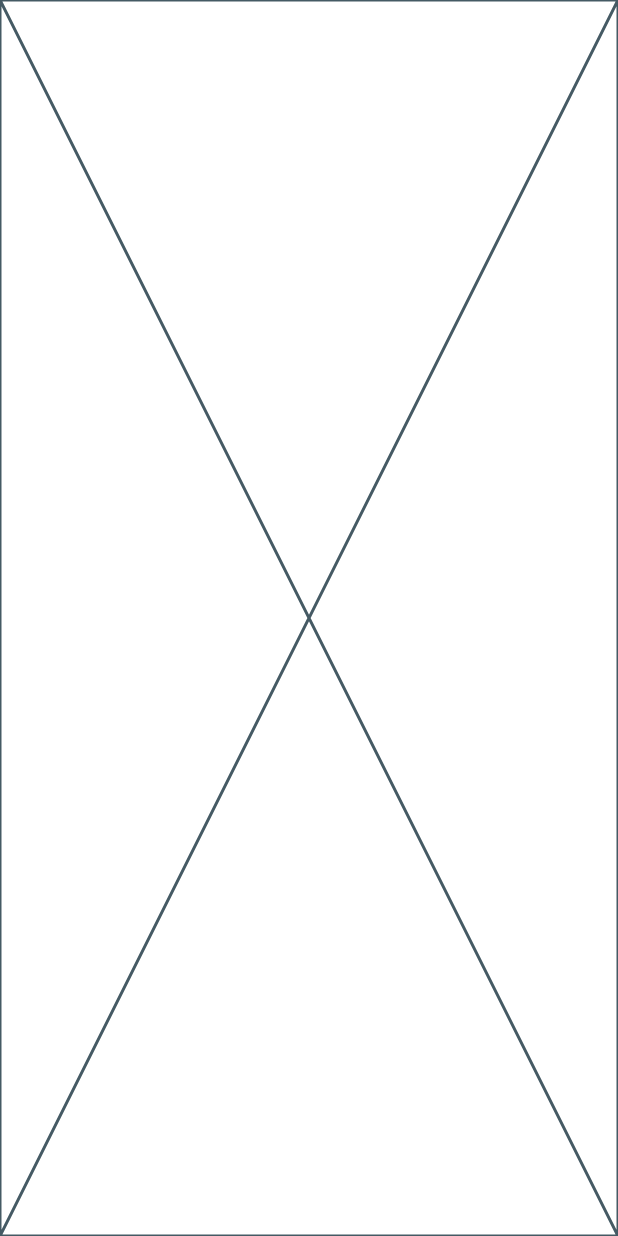
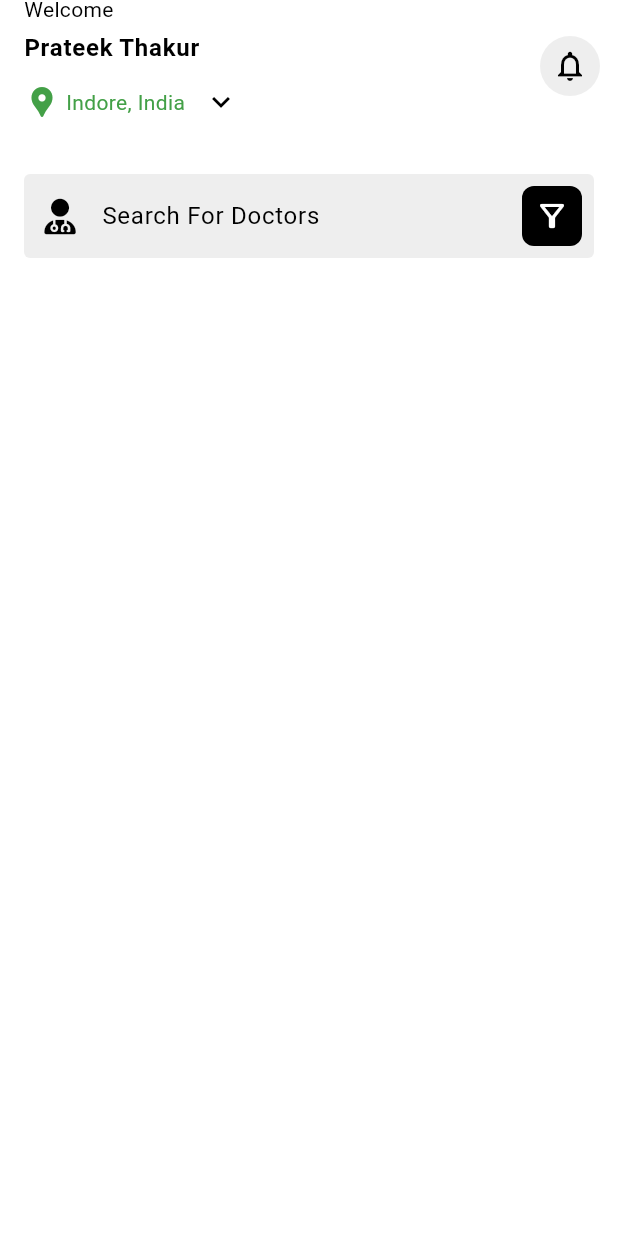
Before and after one commit to prateekthakur272/quic_doc, a Flutter app: the screen it shows after launch, on a phone screen of 412 x 824 dp. Run offline on Flutter 3.47's test engine with Material 3 defaults, Android fonts, the phone set to English and light mode, and no system bars; our stand-ins replace font_awesome_flutter; generated files the repository leaves out were written again.

Commit message:
adds home screen

```diff
--- a/lib/l10n/app_en.arb
+++ b/lib/l10n/app_en.arb
@@ -4,5 +4,13 @@
     "appTitle":"Quic Doc",
     "@appTitle":{
         "description": "App title"
+    },
+    "welcome":"Welcome",
+    "@welcome":{
+        "description": "Welcome message"
+    },
+    "searchDoctor":"Search For Doctors",
+    "@searchDoctor":{
+        "description": "Hint text for doctor search bar"
     }
 }
--- a/lib/src/app.dart
+++ b/lib/src/app.dart
@@ -1,6 +1,7 @@
 import 'package:flutter/material.dart';
 import 'package:quic_doc/src/constants/theme.dart';
 import 'package:flutter_gen/gen_l10n/app_localizations.dart';
+import 'package:quic_doc/src/screens/home_screen.dart';
 
 class App extends StatelessWidget {
   const App({super.key});
@@ -9,7 +10,7 @@ class App extends StatelessWidget {
   Widget build(BuildContext context) {
     return MaterialApp(
       debugShowCheckedModeBanner: false,
-      home: const Placeholder(),
+      home: const HomeScreen(),
       theme: themeLight,
       darkTheme: themeDark,
       supportedLocales: AppLocalizations.supportedLocales,
--- a/lib/src/constants/theme.dart
+++ b/lib/src/constants/theme.dart
@@ -1,4 +1,19 @@
 import 'package:flutter/material.dart';
 
-final themeLight = ThemeData.light();
+final themeLight = ThemeData(
+    colorScheme: ColorScheme(
+        brightness: Brightness.light,
+        primary: Colors.blue.shade600,
+        onPrimary: Colors.white,
+        secondary: Colors.green.shade600,
+        onSecondary: Colors.white,
+        error: Colors.red.shade400,
+        onError: Colors.white,
+        background: Colors.grey.shade200,
+        onBackground: Colors.black,
+        surface: Colors.white,
+        onSurface: Colors.black),
+    inputDecorationTheme:
+        const InputDecorationTheme(border: OutlineInputBorder()));
+
 final themeDark = ThemeData.dark();
--- /dev/null
+++ b/lib/src/constants/widgets.dart
@@ -0,0 +1,23 @@
+import 'package:flutter/material.dart';
+
+const space4 = SizedBox.square(
+  dimension: 4,
+);
+const space8 = SizedBox.square(
+  dimension: 8,
+);
+const space12 = SizedBox.square(
+  dimension: 12,
+);
+const space16 = SizedBox.square(
+  dimension: 16,
+);
+const space20 = SizedBox.square(
+  dimension: 20,
+);
+const space24 = SizedBox.square(
+  dimension: 24,
+);
+const space28 = SizedBox.square(
+  dimension: 28,
+);
--- /dev/null
+++ b/lib/src/extensions/build_context_extension.dart
@@ -0,0 +1,9 @@
+import 'package:flutter/material.dart';
+import 'package:flutter_gen/gen_l10n/app_localizations.dart';
+
+extension BuildContextExtension on BuildContext {
+  TextTheme get textTheme => Theme.of(this).textTheme;
+  ThemeData get theme => Theme.of(this);
+  ColorScheme get colorScheme => Theme.of(this).colorScheme;
+  AppLocalizations get localizations => AppLocalizations.of(this)!;
+}
--- /dev/null
+++ b/lib/src/screens/home_screen.dart
@@ -0,0 +1,87 @@
+import 'package:flutter/material.dart';
+import 'package:font_awesome_flutter/font_awesome_flutter.dart';
+import 'package:quic_doc/src/constants/widgets.dart';
+import 'package:quic_doc/src/extensions/build_context_extension.dart';
+
+class HomeScreen extends StatelessWidget {
+  const HomeScreen({super.key});
+
+  @override
+  Widget build(BuildContext context) {
+    return Scaffold(
+      appBar: AppBar(
+          centerTitle: false,
+          toolbarHeight: 88,
+          title: Column(
+            crossAxisAlignment: CrossAxisAlignment.start,
+            mainAxisAlignment: MainAxisAlignment.center,
+            children: [
+              Text(
+                context.localizations.welcome,
+                style: context.textTheme.bodyMedium,
+              ),
+              space4,
+              Text(
+                'Prateek Thakur',
+                style: context.textTheme.bodyLarge!
+                    .copyWith(fontWeight: FontWeight.bold),
+              ),
+              Row(
+                crossAxisAlignment: CrossAxisAlignment.center,
+                mainAxisAlignment: MainAxisAlignment.center,
+                mainAxisSize: MainAxisSize.min,
+                children: [
+                  Icon(
+                    Icons.location_pin,
+                    color: context.colorScheme.secondary,
+                  ),
+                  space4,
+                  Text(
+                    'Indore, India',
+                    style: context.textTheme.bodyMedium!
+                        .copyWith(color: context.colorScheme.secondary),
+                  ),
+                  IconButton(
+                      onPressed: () {}, icon: const Icon(Icons.expand_more))
+                ],
+              )
+            ],
+          ),
+          actions: [
+            IconButton(
+                onPressed: () {},
+                style: IconButton.styleFrom(
+                    backgroundColor: context.colorScheme.background),
+                icon: const Icon(Icons.notifications_outlined)),
+            space8,
+          ],
+          bottom: PreferredSize(
+            preferredSize: const Size.fromHeight(100),
+            child: Padding(
+              padding: const EdgeInsets.all(16),
+              child: TextFormField(
+                decoration: InputDecoration(
+                    filled: true,
+                    fillColor: context.colorScheme.background,
+                    border:
+                        const OutlineInputBorder(borderSide: BorderSide.none),
+                    prefixIcon: const Icon(FontAwesomeIcons.userDoctor),
+                    suffixIcon: Container(
+                      margin: const EdgeInsets.all(4),
+                      child: IconButton(
+                        style: IconButton.styleFrom(
+                            shape: RoundedRectangleBorder(
+                                borderRadius: BorderRadius.circular(8)),
+                            backgroundColor: context.colorScheme.onSurface,
+                            foregroundColor: context.colorScheme.surface),
+                        icon: const Icon(Icons.filter_alt_outlined),
+                        onPressed: () {},
+                      ),
+                    ),
+                    hintText: context.localizations.searchDoctor),
+              ),
+            ),
+          )),
+    );
+  }
+}
--- a/pubspec.yaml
+++ b/pubspec.yaml
@@ -14,6 +14,7 @@ dependencies:
   flutter_localizations:
     sdk: flutter
   intl: ^0.18.1
+  font_awesome_flutter: ^10.7.0
 
 dev_dependencies:
   flutter_test:
```
Also changed, not shown: pubspec.lock.
